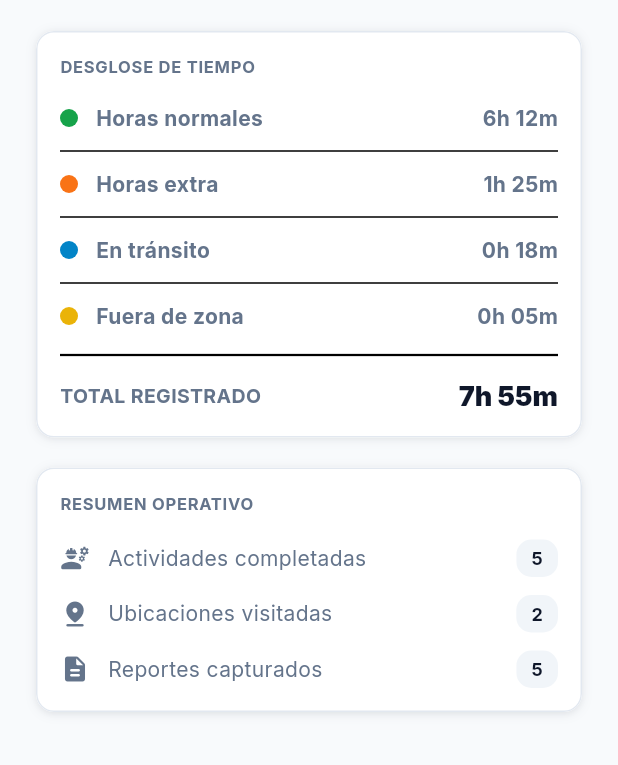
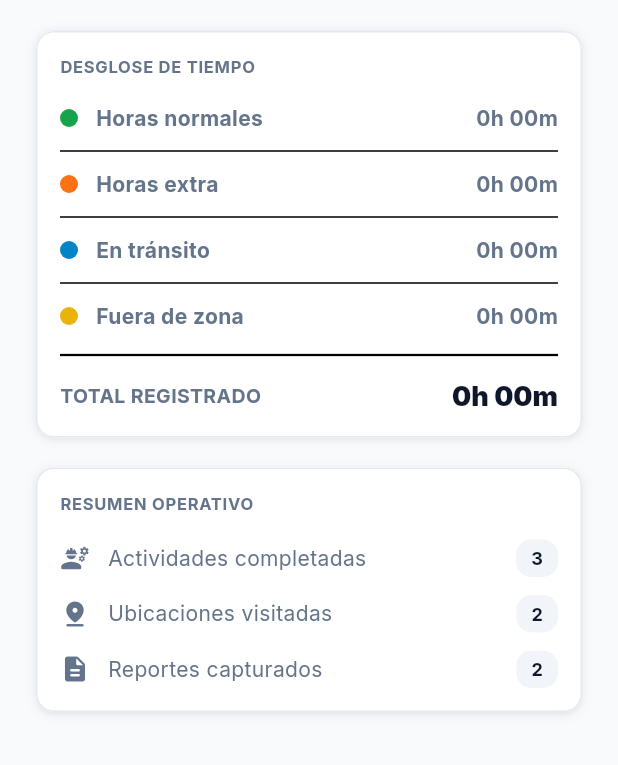
Before and after one commit to StringBuilder777/app_movil_hackatec, a Flutter app: the CheckOutScreen screen opened directly, on a phone screen of 412 x 824 dp. Shown: the part 335-1100 px from the top of the screen. Run offline on Flutter 3.47's test engine with Material 3 defaults, Android fonts, the phone set to English and light mode, and no system bars; our stand-ins replace flutter_dotenv, flutter_map, geolocator, google_fonts, latlong2.

Commit message:
fix: view hardcode check out

```diff
--- a/lib/features/check_in/check_out_screen.dart
+++ b/lib/features/check_in/check_out_screen.dart
@@ -14,6 +14,13 @@ class CheckOutScreen extends StatefulWidget {
 
 class _CheckOutScreenState extends State<CheckOutScreen> {
   bool _isProcessing = false;
+
+  String _formatDuration(Duration duration) {
+    String twoDigits(int n) => n.toString().padLeft(2, '0');
+    final hours = duration.inHours;
+    final minutes = twoDigits(duration.inMinutes.remainder(60));
+    return "${hours}h ${minutes}m";
+  }
 
   Future<void> _handleCheckOut(AppState state) async {
     setState(() {
@@ -50,6 +57,29 @@ class _CheckOutScreenState extends State<CheckOutScreen> {
   Widget build(BuildContext context) {
     final state = Provider.of<AppState>(context);
     final theme = Theme.of(context);
+
+    final normalDuration = state.shiftElapsed;
+    final extraDuration = state.simulatedExtraHours ? const Duration(hours: 1, minutes: 25) : Duration.zero;
+    final transitDuration = (state.activeActivity == null && state.isCheckedIn) ? const Duration(minutes: 18) : Duration.zero;
+    final outsideDuration = !state.simulatedInsideZone ? const Duration(minutes: 5) : Duration.zero;
+
+    final totalDuration = normalDuration + extraDuration + transitDuration + outsideDuration;
+
+    final String normalTime = _formatDuration(normalDuration);
+    final String extraTime = _formatDuration(extraDuration);
+    final String transitTime = _formatDuration(transitDuration);
+    final String outsideTime = _formatDuration(outsideDuration);
+    final String totalTime = _formatDuration(totalDuration);
+
+    final String completedActivitiesCount = state.activities.length.toString();
+
+    final visitedLocations = state.activities.map((act) => act['client']?.toString() ?? '').where((c) => c.isNotEmpty).toSet();
+    if (state.currentZoneName.isNotEmpty && state.currentZoneName != "Fuera de zona asignada") {
+      visitedLocations.add(state.currentZoneName);
+    }
+    final String visitedLocationsCount = (visitedLocations.isEmpty ? 1 : visitedLocations.length).toString();
+
+    final String reportsCapturedCount = state.reports.length.toString();
 
     return Scaffold(
       backgroundColor: AppColors.background,
@@ -99,25 +129,25 @@ class _CheckOutScreenState extends State<CheckOutScreen> {
                     _buildBreakdownItem(
                       iconColor: AppColors.success,
                       title: 'Horas normales',
-                      value: '6h 12m',
+                      value: normalTime,
                     ),
                     const Divider(height: 24),
                     _buildBreakdownItem(
                       iconColor: AppColors.extraHourBadge,
                       title: 'Horas extra',
-                      value: '1h 25m',
+                      value: extraTime,
                     ),
                     const Divider(height: 24),
                     _buildBreakdownItem(
                       iconColor: AppColors.info,
                       title: 'En tránsito',
-                      value: '0h 18m',
+                      value: transitTime,
                     ),
                     const Divider(height: 24),
                     _buildBreakdownItem(
                       iconColor: AppColors.warning,
                       title: 'Fuera de zona',
-                      value: '0h 05m',
+                      value: outsideTime,
                     ),
 
                     const Divider(height: 32, thickness: 1.5),
@@ -130,7 +160,7 @@ class _CheckOutScreenState extends State<CheckOutScreen> {
                           style: TextStyle(fontWeight: FontWeight.bold, fontSize: 13),
                         ),
                         Text(
-                          '7h 55m',
+                          totalTime,
                           style: theme.textTheme.titleLarge?.copyWith(
                             color: AppColors.textDark,
                             fontSize: 18,
@@ -155,11 +185,11 @@ class _CheckOutScreenState extends State<CheckOutScreen> {
                     ),
                     const SizedBox(height: 16),
 
-                    _buildStatsRow(Icons.engineering_rounded, 'Actividades completadas', '5'),
+                    _buildStatsRow(Icons.engineering_rounded, 'Actividades completadas', completedActivitiesCount),
                     const SizedBox(height: 12),
-                    _buildStatsRow(Icons.pin_drop_rounded, 'Ubicaciones visitadas', '2'),
+                    _buildStatsRow(Icons.pin_drop_rounded, 'Ubicaciones visitadas', visitedLocationsCount),
                     const SizedBox(height: 12),
-                    _buildStatsRow(Icons.description_rounded, 'Reportes capturados', '5'),
+                    _buildStatsRow(Icons.description_rounded, 'Reportes capturados', reportsCapturedCount),
                   ],
                 ),
               ),
```
